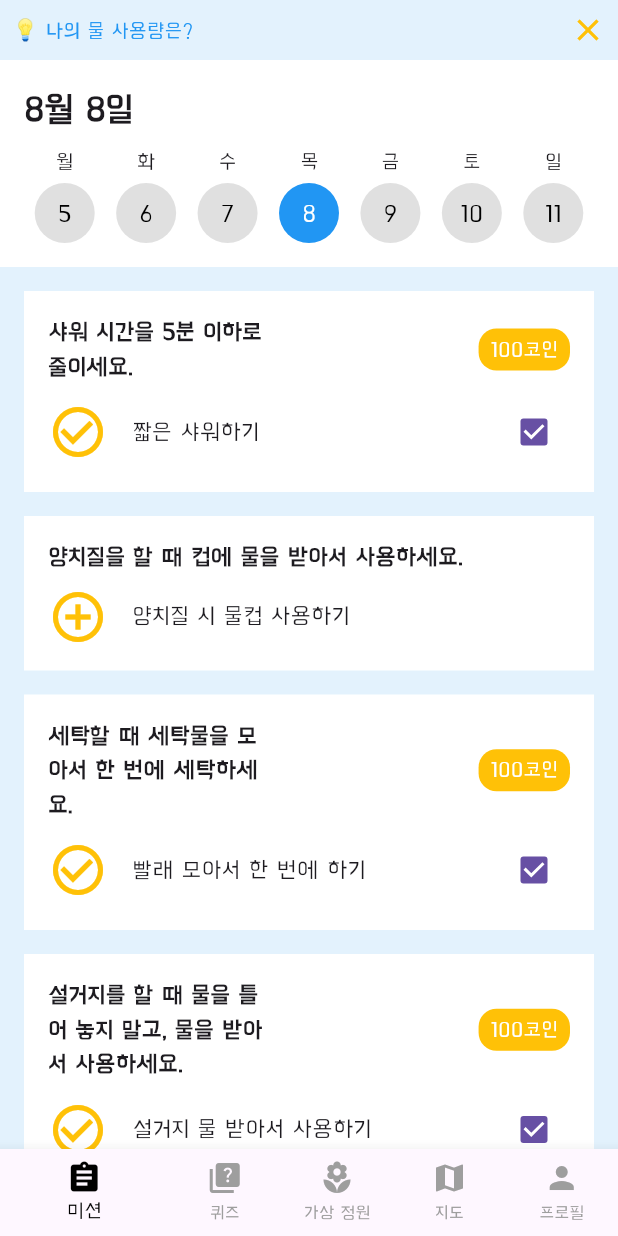
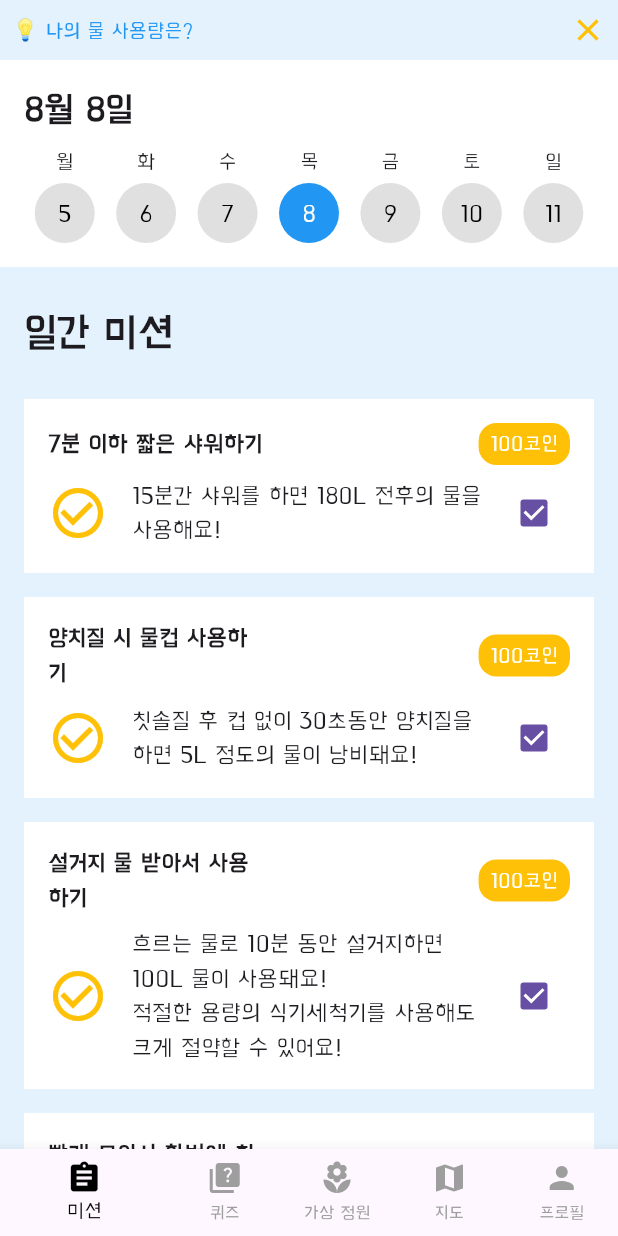
Before and after one commit to parkbjgit/Water, a Flutter app: the screen it shows after launch, on a phone screen of 412 x 824 dp. Run offline on Flutter 3.47's test engine with Material 3 defaults, Android fonts, the phone set to English and light mode, and no system bars; our stand-ins replace csv, firebase_auth, firebase_core, flutter_map, geolocator, google_sign_in and 4 more; accounts and stored records are empty; statements that could not run were skipped.

Commit message:
홈페이지-미션페이지 수정

```diff
--- a/lib/pages/home_page.dart
+++ b/lib/pages/home_page.dart
@@ -59,7 +59,9 @@ class _HomePageState extends State<HomePage> {
               child: Column(
                 crossAxisAlignment: CrossAxisAlignment.start,
                 children: [
-                  Text('$todayDate', style: TextStyle(fontSize: 24, fontWeight: FontWeight.bold)),
+                  Text('$todayDate',
+                      style:
+                          TextStyle(fontSize: 24, fontWeight: FontWeight.bold)),
                   SizedBox(height: 8),
                   Row(
                     children: List.generate(7, (index) {
@@ -73,7 +75,8 @@ class _HomePageState extends State<HomePage> {
                           child: _buildDateCircle(
                             dayLabels[index],
                             weekDates[index].day.toString(),
-                            isSelected: selectedDate.day == weekDates[index].day,
+                            isSelected:
+                                selectedDate.day == weekDates[index].day,
                           ),
                         ),
                       );
@@ -83,51 +86,72 @@ class _HomePageState extends State<HomePage> {
               ),
             ),
             SizedBox(height: 8),
+
+            Container(
+              padding: EdgeInsets.all(16),
+              child: Text(
+                '일간 미션',
+                style: TextStyle(fontSize: 28, fontWeight: FontWeight.bold),
+              ),
+            ),
+
             // 체크박스와 텍스트 입력 필드
             _buildCard(
               context,
-              '샤워 시간을 5분 이하로 줄이세요.',
+              '7분 이하 짧은 샤워하기',
               Icons.check_circle_outline,
-              '짧은 샤워하기',
+              '15분간 샤워를 하면 180L 전후의 물을 사용해요!',
+              true,
+              '100코인',
+            ),
+            _buildCard(context, '양치질 시 물컵 사용하기', Icons.check_circle_outline,
+                '칫솔질 후 컵 없이 30초동안 양치질을 하면 5L 정도의 물이 낭비돼요!', true, '100코인'),
+            _buildCard(
+              context,
+              '설거지 물 받아서 사용하기',
+              Icons.check_circle_outline,
+              '흐르는 물로 10분 동안 설거지하면 100L 물이 사용돼요! \n적절한 용량의 식기세척기를 사용해도 크게 절약할 수 있어요!',
               true,
               '100코인',
             ),
             _buildCard(
               context,
-              '양치질을 할 때 컵에 물을 받아서 사용하세요.',
-              Icons.add_circle_outline,
-              '양치질 시 물컵 사용하기',
-              false,
-            ),
-            _buildCard(
-              context,
-              '세탁할 때 세탁물을 모아서 한 번에 세탁하세요.',
+              '빨래 모아서 한번에 하기',
               Icons.check_circle_outline,
-              '빨래 모아서 한 번에 하기',
+              '4인 가족 기준 하루 평균 세탁물은 하루 3Kg 정도에요. \n빨래를 3일치 모아서 빨면 경제적이에요!',
               true,
               '100코인',
             ),
             _buildCard(
               context,
-              '설거지를 할 때 물을 틀어 놓지 말고, 물을 받아서 사용하세요.',
+              '절수형 샤워필터 사용하기',
               Icons.check_circle_outline,
-              '설거지 물 받아서 사용하기',
+              '절수형 샤워헤드의 최대유량은 1분당 7L로 일반형의 절반 정도에요!',
+              true,
+              '100코인',
+            ),
+
+            Container(
+              padding: EdgeInsets.all(16),
+              child: Text(
+                '월간 미션',
+                style: TextStyle(fontSize: 28, fontWeight: FontWeight.bold),
+              ),
+            ),
+
+            _buildCard(
+              context,
+              '양변기 수조에 1.5L 물병 넣기 ',
+              Icons.check_circle_outline,
+              '물병을 넣어놓으면 4인 가족 기준 하루 40L 가 절약돼요!',
               true,
               '100코인',
             ),
             _buildCard(
               context,
-              '누수 여부를 점검하고, 누수가 있다면 즉시 수리하세요.',
+              '누수 여부 점검하기',
               Icons.check_circle_outline,
-              '수도꼭지 점검하기',
-              true,
-              '100코인',
-            ),
-            _buildCard(
-              context,
-              '물 절약형 샤워 필터를 사용하여 물 사용량을 줄이세요.',
-              Icons.check_circle_outline,
-              '샤워 필터 사용하기',
+              '수도꼭지에서 1초에 두세 방울씩 물이 샌다고 가정했을 때 하루 65~100L의 물이 낭비돼요. \n만약 변기가 누수되면 더 많은 양의 물이 낭비돼요!',
               true,
               '100코인',
             ),
@@ -155,7 +179,9 @@ class _HomePageState extends State<HomePage> {
     );
   }
 
-  Widget _buildCard(BuildContext context, String title, IconData icon, String actionText, bool showCheckbox, [String? badge]) {
+  Widget _buildCard(BuildContext context, String title, IconData icon,
+      String actionText, bool showCheckbox,
+      [String? badge]) {
     return Container(
       color: Colors.white,
       margin: EdgeInsets.symmetric(vertical: 8, horizontal: 16),
```
